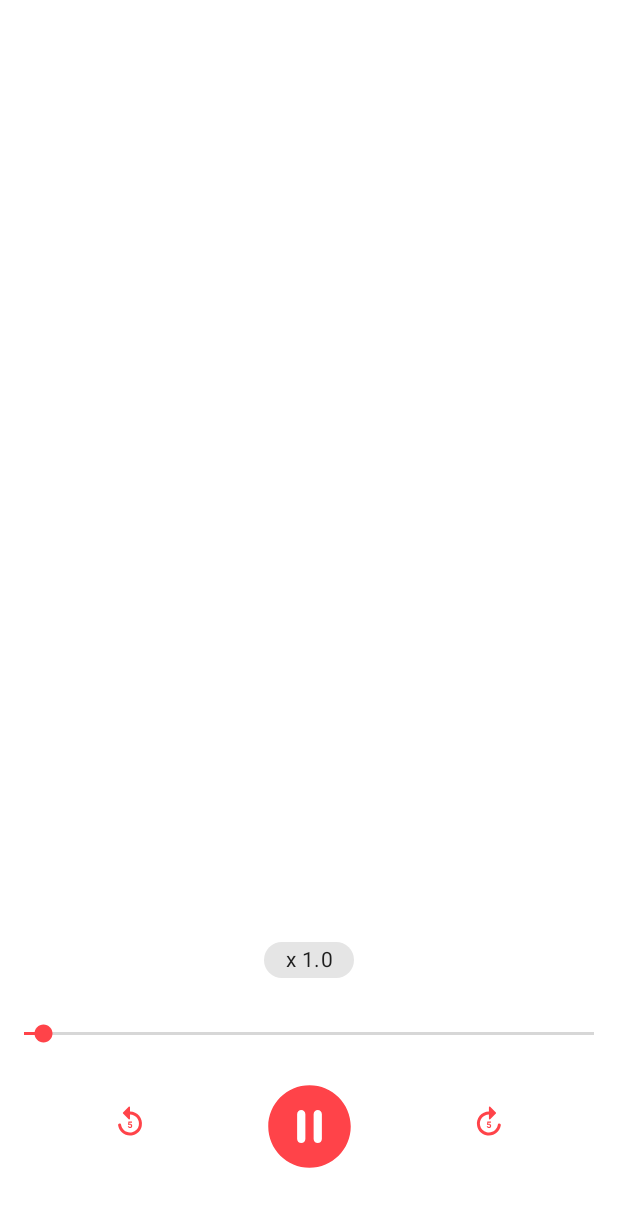
After one commit to kovymart/voice_recorder, an Android app: the AudioPlayerActivity screen opened directly, with no data from a screen before it, on a phone screen of 412 x 824 dp. The commit adds this screen. Shown: the top 1207 px of the screen. Run offline under Robolectric (Android 15) with nearby library versions, the phone set to English and light mode, and no system bars.

Commit message:
add handle play audio

```diff
--- a/app/src/main/AndroidManifest.xml
+++ b/app/src/main/AndroidManifest.xml
@@ -14,6 +14,9 @@
         android:supportsRtl="true"
         android:theme="@style/Theme.VoiceRecorder">
         <activity
+            android:name=".AudioPlayerActivity"
+            android:exported="false" />
+        <activity
             android:name=".GalleryActivity"
             android:exported="false" />
         <activity
--- /dev/null
+++ b/app/src/main/java/com/example/voicerecorder/AudioPlayerActivity.java
@@ -0,0 +1,142 @@
+package com.example.voicerecorder;
+
+import androidx.appcompat.app.AppCompatActivity;
+
+import android.app.Activity;
+import android.content.Intent;
+import android.media.MediaPlayer;
+import android.media.PlaybackParams;
+import android.os.Bundle;
+import android.os.Handler;
+import android.os.Looper;
+import android.os.VibrationEffect;
+import android.view.View;
+import android.widget.ImageButton;
+import android.widget.SeekBar;
+
+import com.google.android.material.bottomsheet.BottomSheetBehavior;
+import com.google.android.material.chip.Chip;
+
+import java.io.File;
+import java.io.IOException;
+
+public class AudioPlayerActivity extends Activity implements View.OnClickListener {
+
+    private MediaPlayer mediaPlayer;
+    private ImageButton btnPlay;
+    private ImageButton btnBackward;
+    private ImageButton btnForward;
+    private Chip speedChip;
+    private SeekBar seekBar;
+    private Runnable runnable;
+    private Handler handler;
+    private final long delay = 1000L;
+    private int jumpVal = 1000;
+    private float playBackSpeed = 1.0f;
+
+    @Override
+    protected void onCreate(Bundle savedInstanceState) {
+        super.onCreate(savedInstanceState);
+        setContentView(R.layout.activity_audio_player);
+
+        String filePath = getIntent().getStringExtra("filePath");
+        String fileName = getIntent().getStringExtra("fileName");
+
+        btnPlay = (ImageButton) findViewById(R.id.btnPlay);
+        btnPlay.setOnClickListener(this);
+
+        btnBackward = (ImageButton) findViewById(R.id.btnBackward);
+        btnBackward.setOnClickListener(this);
+
+        btnForward = (ImageButton) findViewById(R.id.btnForward);
+        btnForward.setOnClickListener(this);
+
+        speedChip = (Chip) findViewById(R.id.chip);
+        speedChip.setOnClickListener(this);
+
+        seekBar = (SeekBar) findViewById(R.id.seekBar);
+
+        mediaPlayer = new MediaPlayer();
+        try {
+            mediaPlayer.setDataSource(filePath);
+            mediaPlayer.prepare();
+        } catch (IOException e) {
+            e.printStackTrace();
+        }
+
+        handler = new Handler(Looper.getMainLooper());
+        runnable = () -> {
+            seekBar.setProgress(mediaPlayer.getCurrentPosition());
+            handler.postDelayed(runnable, delay);
+        };
+        playPausePlayer();
+        seekBar.setMax(mediaPlayer.getDuration());
+
+        mediaPlayer.setOnCompletionListener(new MediaPlayer.OnCompletionListener() {
+            @Override
+            public void onCompletion(MediaPlayer mp) {
+                btnPlay.setBackground(getResources().getDrawable(R.drawable.ic_play_circle, null));
+                handler.removeCallbacks(runnable);
+            }
+        });
+
+        seekBar.setOnSeekBarChangeListener(new SeekBar.OnSeekBarChangeListener() {
+
+            @Override
+            public void onProgressChanged(SeekBar seekBar, int progress, boolean fromUser) {
+                if (fromUser) {
+                    mediaPlayer.seekTo(progress);
+                }
+            }
+
+            @Override
+            public void onStartTrackingTouch(SeekBar seekBar) {
+
+            }
+
+            @Override
+            public void onStopTrackingTouch(SeekBar seekBar) {
+
+            }
+        });
+    }
+
+    @Override
+    public void onClick(View v) {
+        switch (v.getId()) {
+            case R.id.btnPlay:
+                playPausePlayer();
+                break;
+            case R.id.btnForward:
+                mediaPlayer.seekTo(mediaPlayer.getCurrentPosition() + jumpVal);
+                seekBar.setProgress(seekBar.getProgress() + jumpVal);
+                break;
+            case R.id.btnBackward:
+                mediaPlayer.seekTo(mediaPlayer.getCurrentPosition() - jumpVal);
+                seekBar.setProgress(seekBar.getProgress() - jumpVal);
+                break;
+            case R.id.chip:
+                if (playBackSpeed != 2f) {
+                    playBackSpeed += 0.5f;
+                } else {
+                    playBackSpeed = 0.5f;
+                }
+                mediaPlayer.setPlaybackParams(new PlaybackParams().setSpeed(playBackSpeed));
+                speedChip.setText("x " + playBackSpeed);
+                break;
+
+        }
+    }
+
+    private void playPausePlayer() {
+        if (!mediaPlayer.isPlaying()) {
+            mediaPlayer.start();
+            btnPlay.setBackground(getResources().getDrawable(R.drawable.ic_pause_circle, null));
+            handler.postDelayed(runnable, delay);
+        } else {
+            mediaPlayer.pause();
+            btnPlay.setBackground(getResources().getDrawable(R.drawable.ic_play_circle, null));
+            handler.removeCallbacks(runnable);
+        }
+    }
+}
--- /dev/null
+++ b/app/src/main/java/com/example/voicerecorder/OnItemClickListener.java
@@ -0,0 +1,6 @@
+package com.example.voicerecorder;
+
+public interface OnItemClickListener {
+    void onItemClickListener(int position);
+    void onItemLongClickListener(int position);
+}
--- /dev/null
+++ b/app/src/main/res/drawable/ic_backward.xml
@@ -0,0 +1,10 @@
+<vector xmlns:android="http://schemas.android.com/apk/res/android"
+    android:width="24dp"
+    android:height="24dp"
+    android:tint="@color/playerColor"
+    android:viewportWidth="24"
+    android:viewportHeight="24">
+    <path
+        android:fillColor="@android:color/white"
+        android:pathData="M12,5L12,2.21c0,-0.45 -0.54,-0.67 -0.85,-0.35l-3.8,3.79c-0.2,0.2 -0.2,0.51 0,0.71l3.79,3.79c0.32,0.31 0.86,0.09 0.86,-0.36L12,7c3.73,0 6.68,3.42 5.86,7.29 -0.47,2.26 -2.14,3.99 -4.39,4.53 -3.64,0.88 -6.93,-1.6 -7.42,-4.96 -0.06,-0.49 -0.48,-0.86 -0.97,-0.86 -0.6,0 -1.08,0.53 -1,1.13 0.63,4.47 4.94,7.75 9.77,6.67 3.09,-0.69 5.39,-3.08 5.99,-6.19C20.84,9.48 16.94,5 12,5zM10.69,13.9l0.25,-2.17h2.39v0.71h-1.7l-0.11,0.92c0.03,-0.02 0.07,-0.03 0.11,-0.05s0.09,-0.04 0.15,-0.05 0.12,-0.03 0.18,-0.04 0.13,-0.02 0.2,-0.02c0.21,0 0.39,0.03 0.55,0.1s0.3,0.16 0.41,0.28 0.2,0.27 0.25,0.45 0.09,0.38 0.09,0.6c0,0.19 -0.03,0.37 -0.09,0.54s-0.15,0.32 -0.27,0.45 -0.27,0.24 -0.45,0.31 -0.39,0.12 -0.64,0.12c-0.18,0 -0.36,-0.03 -0.53,-0.08s-0.32,-0.14 -0.46,-0.24 -0.24,-0.24 -0.32,-0.39 -0.13,-0.33 -0.13,-0.53h0.84c0.02,0.18 0.08,0.32 0.19,0.41s0.25,0.15 0.42,0.15c0.11,0 0.2,-0.02 0.27,-0.06s0.14,-0.1 0.18,-0.17 0.08,-0.15 0.11,-0.25 0.03,-0.2 0.03,-0.31 -0.01,-0.21 -0.04,-0.31 -0.07,-0.17 -0.13,-0.24 -0.13,-0.12 -0.21,-0.15 -0.19,-0.05 -0.3,-0.05c-0.08,0 -0.15,0.01 -0.2,0.02s-0.11,0.03 -0.15,0.05 -0.08,0.05 -0.12,0.07 -0.07,0.06 -0.1,0.09l-0.67,-0.16z" />
+</vector>
--- /dev/null
+++ b/app/src/main/res/drawable/ic_forward.xml
@@ -0,0 +1,10 @@
+<vector xmlns:android="http://schemas.android.com/apk/res/android"
+    android:width="24dp"
+    android:height="24dp"
+    android:tint="@color/playerColor"
+    android:viewportWidth="24"
+    android:viewportHeight="24">
+    <path
+        android:fillColor="@android:color/white"
+        android:pathData="M18.87,13c-0.5,0 -0.91,0.37 -0.98,0.86 -0.48,3.37 -3.77,5.84 -7.42,4.96 -2.25,-0.54 -3.91,-2.27 -4.39,-4.53C5.27,10.42 8.22,7 11.95,7v2.79c0,0.45 0.54,0.67 0.85,0.35l3.79,-3.79c0.2,-0.2 0.2,-0.51 0,-0.71L12.8,1.85c-0.31,-0.31 -0.85,-0.09 -0.85,0.35L11.95,5c-4.94,0 -8.84,4.48 -7.84,9.6 0.6,3.11 2.9,5.5 5.99,6.19 4.83,1.08 9.15,-2.2 9.77,-6.67 0.09,-0.59 -0.4,-1.12 -1,-1.12zM12.43,15.15c-0.05,0.07 -0.11,0.13 -0.18,0.17s-0.17,0.06 -0.27,0.06c-0.17,0 -0.31,-0.05 -0.42,-0.15s-0.17,-0.24 -0.19,-0.41h-0.84c0.01,0.2 0.05,0.37 0.13,0.53s0.19,0.28 0.32,0.39 0.29,0.19 0.46,0.24 0.35,0.08 0.53,0.08c0.24,0 0.46,-0.04 0.64,-0.12s0.33,-0.18 0.45,-0.31 0.21,-0.28 0.27,-0.45 0.09,-0.35 0.09,-0.54c0,-0.22 -0.03,-0.43 -0.09,-0.6s-0.14,-0.33 -0.25,-0.45 -0.25,-0.22 -0.41,-0.28 -0.34,-0.1 -0.55,-0.1c-0.07,0 -0.14,0.01 -0.2,0.02s-0.13,0.02 -0.18,0.04 -0.1,0.03 -0.15,0.05 -0.08,0.04 -0.11,0.05l0.11,-0.92h1.7v-0.71L10.9,11.74l-0.25,2.17 0.67,0.17c0.03,-0.03 0.06,-0.06 0.1,-0.09s0.07,-0.05 0.12,-0.07 0.1,-0.04 0.15,-0.05 0.13,-0.02 0.2,-0.02c0.12,0 0.22,0.02 0.3,0.05s0.16,0.09 0.21,0.15 0.1,0.14 0.13,0.24 0.04,0.19 0.04,0.31 -0.01,0.22 -0.03,0.31 -0.06,0.17 -0.11,0.24z" />
+</vector>
--- /dev/null
+++ b/app/src/main/res/drawable/ic_pause_circle.xml
@@ -0,0 +1,10 @@
+<vector xmlns:android="http://schemas.android.com/apk/res/android"
+    android:width="24dp"
+    android:height="24dp"
+    android:tint="@color/playerColor"
+    android:viewportWidth="24"
+    android:viewportHeight="24">
+    <path
+        android:fillColor="@android:color/white"
+        android:pathData="M12,2C6.48,2 2,6.48 2,12s4.48,10 10,10 10,-4.48 10,-10S17.52,2 12,2zM10,16c-0.55,0 -1,-0.45 -1,-1L9,9c0,-0.55 0.45,-1 1,-1s1,0.45 1,1v6c0,0.55 -0.45,1 -1,1zM14,16c-0.55,0 -1,-0.45 -1,-1L13,9c0,-0.55 0.45,-1 1,-1s1,0.45 1,1v6c0,0.55 -0.45,1 -1,1z" />
+</vector>
--- /dev/null
+++ b/app/src/main/res/drawable/ic_play_circle.xml
@@ -0,0 +1,10 @@
+<vector xmlns:android="http://schemas.android.com/apk/res/android"
+    android:width="24dp"
+    android:height="24dp"
+    android:tint="@color/playerColor"
+    android:viewportWidth="24"
+    android:viewportHeight="24">
+    <path
+        android:fillColor="@android:color/white"
+        android:pathData="M12,2C6.48,2 2,6.48 2,12s4.48,10 10,10 10,-4.48 10,-10S17.52,2 12,2zM10,15.5v-7c0,-0.41 0.47,-0.65 0.8,-0.4l4.67,3.5c0.27,0.2 0.27,0.6 0,0.8l-4.67,3.5c-0.33,0.25 -0.8,0.01 -0.8,-0.4z" />
+</vector>
--- /dev/null
+++ b/app/src/main/res/layout/activity_audio_player.xml
@@ -0,0 +1,67 @@
+<?xml version="1.0" encoding="utf-8"?>
+<androidx.constraintlayout.widget.ConstraintLayout xmlns:android="http://schemas.android.com/apk/res/android"
+    xmlns:app="http://schemas.android.com/apk/res-auto"
+    xmlns:tools="http://schemas.android.com/tools"
+    android:layout_width="match_parent"
+    android:layout_height="match_parent"
+    tools:context=".AudioPlayerActivity">
+
+    <com.google.android.material.chip.Chip
+        android:id="@+id/chip"
+        android:layout_width="60dp"
+        android:layout_height="40dp"
+        android:layout_marginBottom="20dp"
+        android:text="x 1.0"
+        android:textAlignment="center"
+        android:textSize="14dp"
+        app:layout_constraintBottom_toTopOf="@+id/seekBar"
+        app:layout_constraintEnd_toEndOf="parent"
+        app:layout_constraintStart_toStartOf="parent" />
+
+    <SeekBar
+        android:id="@+id/seekBar"
+        android:layout_width="match_parent"
+        android:layout_height="wrap_content"
+        android:layout_marginBottom="20dp"
+        android:progress="40"
+        android:progressTint="@color/playerColor"
+        android:thumbTint="@color/playerColor"
+        app:layout_constraintBottom_toTopOf="@+id/constraintLayout" />
+
+    <androidx.constraintlayout.widget.ConstraintLayout
+        android:id="@+id/constraintLayout"
+        android:layout_width="match_parent"
+        android:layout_height="wrap_content"
+        android:layout_marginBottom="40dp"
+        app:layout_constraintBottom_toBottomOf="parent">
+
+        <ImageButton
+            android:id="@+id/btnPlay"
+            android:layout_width="66dp"
+            android:layout_height="66dp"
+            android:background="@drawable/ic_play_circle"
+            app:layout_constraintEnd_toEndOf="parent"
+            app:layout_constraintStart_toStartOf="parent" />
+
+        <ImageButton
+            android:id="@+id/btnBackward"
+            android:layout_width="60dp"
+            android:layout_height="60dp"
+            android:background="?selectableItemBackgroundBorderless"
+            android:src="@drawable/ic_backward"
+            app:layout_constraintEnd_toStartOf="@+id/btnPlay"
+            app:layout_constraintStart_toStartOf="parent" />
+
+
+        <ImageButton
+            android:id="@+id/btnForward"
+            android:layout_width="60dp"
+            android:layout_height="60dp"
+            android:background="?selectableItemBackgroundBorderless"
+            android:src="@drawable/ic_forward"
+            app:layout_constraintEnd_toEndOf="parent"
+            app:layout_constraintStart_toEndOf="@id/btnPlay" />
+
+    </androidx.constraintlayout.widget.ConstraintLayout>
+
+</androidx.constraintlayout.widget.ConstraintLayout>
--- a/app/src/main/res/values/colors.xml
+++ b/app/src/main/res/values/colors.xml
@@ -16,6 +16,7 @@
     <color name="statusColor">#EDEDED</color>
     <color name="strokeColor">#1E88E5</color>
     <color name="opaqueBG">#61000000</color>
+    <color name="playerColor">#FF4349</color>
 
 
 
```
Also changed, not shown: app/src/main/java/com/example/voicerecorder/AudioListAdapter.java (+23 -14 lines), app/src/main/java/com/example/voicerecorder/GalleryActivity.java (+19 -4 lines).
